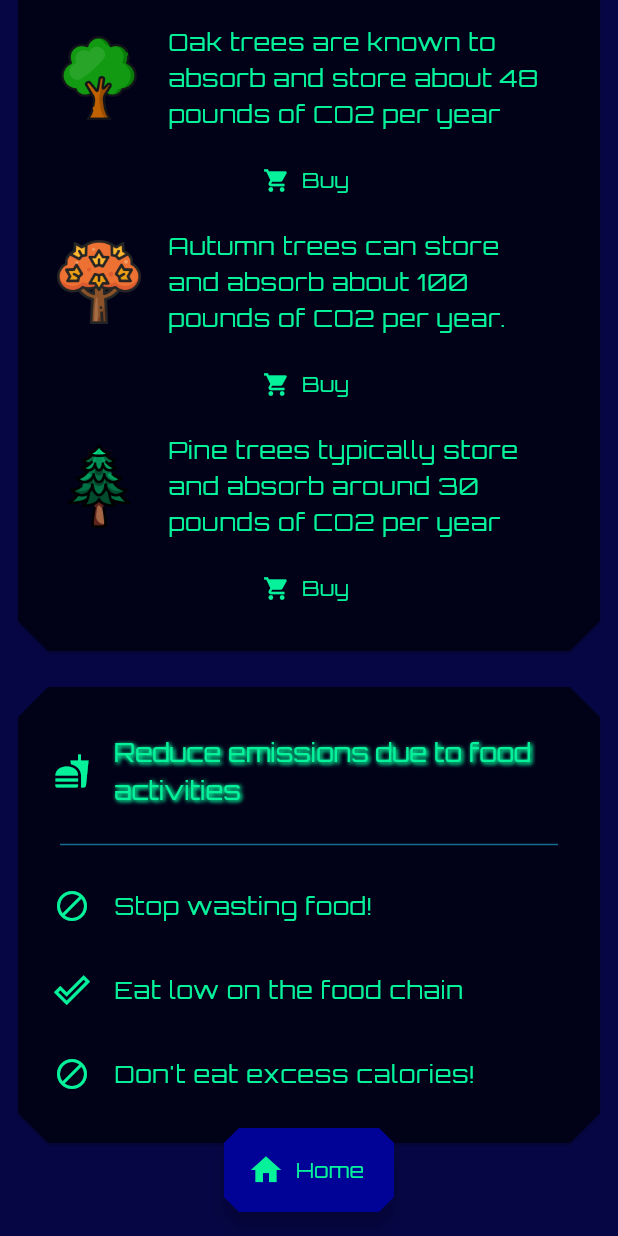
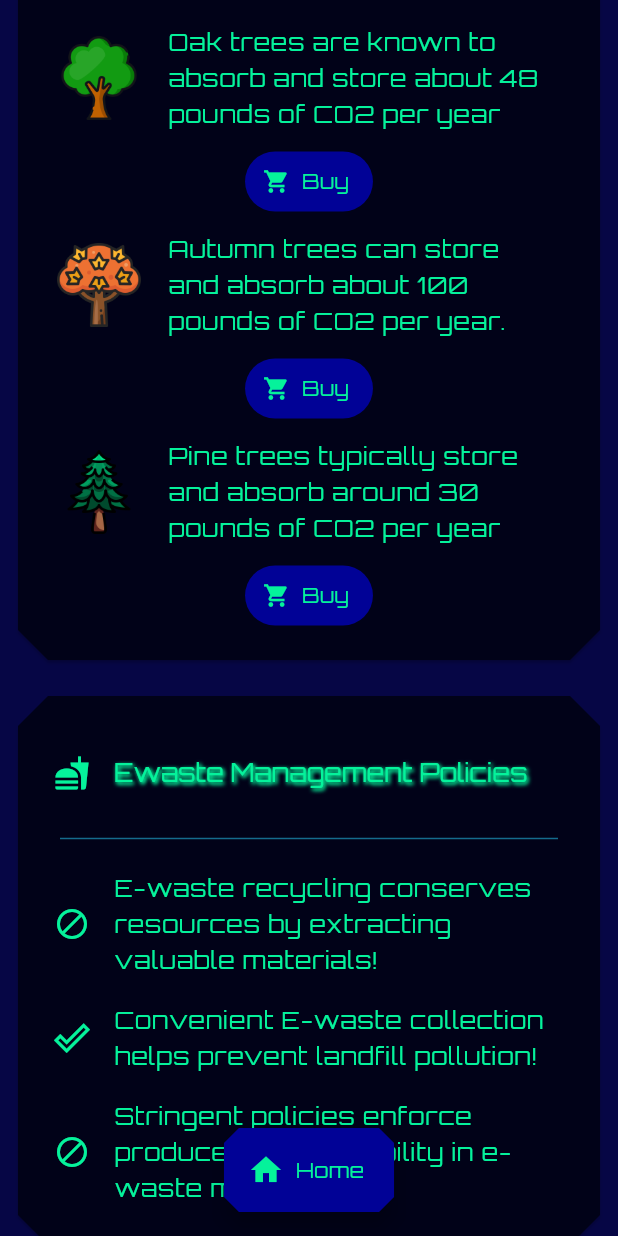
Before and after one commit to balachander-k/CChain, a Flutter app: the SinkPortal screen opened by its route, scrolled down 576 dp, on a phone screen of 412 x 824 dp. Run offline on Flutter 3.47's test engine with Material 3 defaults, Android fonts, the phone set to English and light mode, and no system bars; our stand-ins replace animated_text_kit, flare_flutter, flutter_xlider.

Commit message:
version_2.5

```diff
--- a/lib/screens/Sink/Sink_portal.dart
+++ b/lib/screens/Sink/Sink_portal.dart
@@ -10,11 +10,11 @@ class SinkPortal extends StatelessWidget {
     final List reduceCarbonFootPrintmsgs = [
       {
         'icon': Icons.balance,
-        'title': 'Balancing carbon emissions through tree planting',
+        'title': "Balancing carbon emissions through tree planting",
         'options': [
           {
             'icon': Icons.nature,
-            'message': 'Nature is the best remedy for reducing carbon emissions and nurturing our planet\'s health',
+            'message': "Nature is the best remedy for reducing carbon emissions and nurturing our planet\'s health",
           },
           {
             'icon': Icons.next_plan,
@@ -46,19 +46,19 @@ class SinkPortal extends StatelessWidget {
       },
       {
         'icon': Icons.fastfood,
-        'title': 'Reduce emissions due to food activities',
+        'title': 'Ewaste Management Policies',
         'options': [
           {
             'icon': Icons.do_not_disturb_alt,
-            'message': 'Stop wasting food!',
+            'message': "E-waste recycling conserves resources by extracting valuable materials!",
           },
           {
             'icon': Icons.done_outline,
-            'message': 'Eat low on the food chain',
+            'message': "Convenient E-waste collection helps prevent landfill pollution!",
           },
           {
             'icon': Icons.do_not_disturb_alt,
-            'message': "Don't eat excess calories!",
+            'message': "Stringent policies enforce producer accountability in e-waste management!",
           },
         ],
       },
@@ -131,6 +131,10 @@ class SinkPortal extends StatelessWidget {
             if (reduceEmissionData['icon'] == Icons.card_travel) // Only add Home button if the card is for tree options
               SizedBox(
                 width: double.infinity,
+                child: Container(
+                  height: 50, // Adjust height for a pleasing appearance
+                  width: double.infinity, // Set the width to match the Home button
+                  child: Center(
                     child: TextButton.icon(
                       onPressed: () {
                         Navigator.pushNamed(
@@ -138,10 +142,22 @@ class SinkPortal extends StatelessWidget {
                           StartScreen.routeName,
                         );
                       },
-                  icon: Icon(Icons.shopping_cart, color: ColorPallete.color3), // Change the icon color here
-                  label: Text(
+                      icon: const Icon(Icons.shopping_cart,
+                          color: ColorPallete.color3), // Change the icon color here
+                      label: const Text(
                         'Buy',
                         style: TextStyle(color: ColorPallete.color3), // Specify the color for the Buy button text here
+                      ),
+                      style: ButtonStyle(
+                        backgroundColor:
+                        MaterialStateProperty.all<Color>(ColorPallete.cardBackground.withBlue(150)), // Set the background color here
+                        shape: MaterialStateProperty.all<OutlinedBorder>(
+                          RoundedRectangleBorder(
+                            borderRadius: BorderRadius.circular(30), // Adjust the border radius for a pleasing shape
+                          ),
+                        ),
+                      ),
+                    ),
                   ),
                 ),
               ),
--- a/lib/screens/calculator/user_input_questions.dart
+++ b/lib/screens/calculator/user_input_questions.dart
@@ -2,26 +2,24 @@ import 'package:flutter/material.dart';
 
 class Questions with ChangeNotifier {
   final List _foodQuestions = [
-    "How much Meat, Fish and Eggs do you consume?",
-    'How much Grains and Baked Goods do you consume?',
-    'How much Dairy Products do you consume?',
-    'How much Fruits and Vegetables do you consume?',
-    'how',
+    "What is the total volume of materials recycled per month?",
+    'What is the total energy consumption during the recycling process?',
+    'What is the proportion of recycled materials diverted from landfill?',
+    'What is the emission factor associated with the recycling process ?',
   ];
 
   final List _waterQuestions = [
-    'For how much hours Fan was used?',
-    'For how much hours T.V. was used?',
-    'For how much hours Fridge was used?',
-    'How many liters of Water is consumed?',
-    'how',
+    'What is the total energy consumption of the manufacturing unit?',
+    'What is the carbon intensity of the energy sources used?',
+    'What is the production output of the manufacturing unit?',
+    'What is the emission factor associated with the production process?',
   ];
 
   final List _travelQuestions = [
-    'What is the distance travelled by bike?',
-    'What is the distance travelled by Car?',
-    'What is the distance travelled by Bicycle?',
-    'how',
+    'What is the distance traveled?',
+    'What is the fuel efficiency of the vehicle?',
+    'What is the emission factor?',
+    'What is the amount of fuel consumed?',
   ];
 
   List get foodQuestions {
--- a/lib/screens/calculator/user_inputs.dart
+++ b/lib/screens/calculator/user_inputs.dart
@@ -110,7 +110,7 @@ class _UserInputsState extends State<UserInputs> {
                                 child: TextFormField(
                                   controller: _answerController,
                                   decoration: InputDecoration(
-                                    hintText: '(In Grams)',
+                                    hintText: '(In Kg/Kw)',
                                     hintStyle:
                                         const TextStyle(color: ColorPallete.color4),
                                     suffixIcon: IconButton(
@@ -235,7 +235,7 @@ class _UserInputsState extends State<UserInputs> {
                                     child: TextFormField(
                                       controller: _answerController,
                                       decoration: InputDecoration(
-                                        hintText: '(In Km)',
+                                        hintText: '(Km/Lt)',
                                         hintStyle: const TextStyle(
                                             color: ColorPallete.color4,),
                                         //enabledBorder: InputBorder.none,
@@ -361,7 +361,7 @@ class _UserInputsState extends State<UserInputs> {
                                     child: TextFormField(
                                       controller: _answerController,
                                       decoration: InputDecoration(
-                                        hintText: index == 3 ? '' : '(In Hrs)',
+                                        hintText: index == 3 ? '' : '(In Kg/Kw)',
                                         hintStyle: const TextStyle(
                                             color: ColorPallete.color4,),
                                         //enabledBorder: InputBorder.none,
--- a/lib/screens/home/startScreen.dart
+++ b/lib/screens/home/startScreen.dart
@@ -54,7 +54,7 @@ class StartScreen extends StatelessWidget {
                 ),
                 child: TypewriterAnimatedTextKit(
                   speed: const Duration(seconds: 1),
-                  text: const ['Hey there !', 'Make a difference!', 'Start today!'],
+                  text: const ['Greetings!', 'Begin Your Sustainability Journey', 'Start today!'],
                   textStyle: kTextStyle.copyWith(
                     fontFamily: "Orbitron",
                   ),
@@ -66,7 +66,7 @@ class StartScreen extends StatelessWidget {
               Padding(
                 padding: const EdgeInsets.symmetric(horizontal: 20.0),
                 child: Text(
-                  'Know your share in world carbon footprint!',
+                  '"Unlock Your Carbon Consciousness!',
                   style: kTextStyle.copyWith(
                     fontSize: 16,
                   ),
--- a/lib/screens/reduce/reduce_screen.dart
+++ b/lib/screens/reduce/reduce_screen.dart
@@ -230,7 +230,7 @@ class ReduceEmissionScreen extends StatelessWidget {
               onPressed: () {
                 Navigator.pushNamed(
                   context,
-                    SinkPortal.routeName
+                    SinkPortal.routeName,
                 );
               },
 
```
Also changed, not shown: lib/screens/result/result_screen.dart (indentation only). Lines whose indentation alone changed are shown as unchanged.
